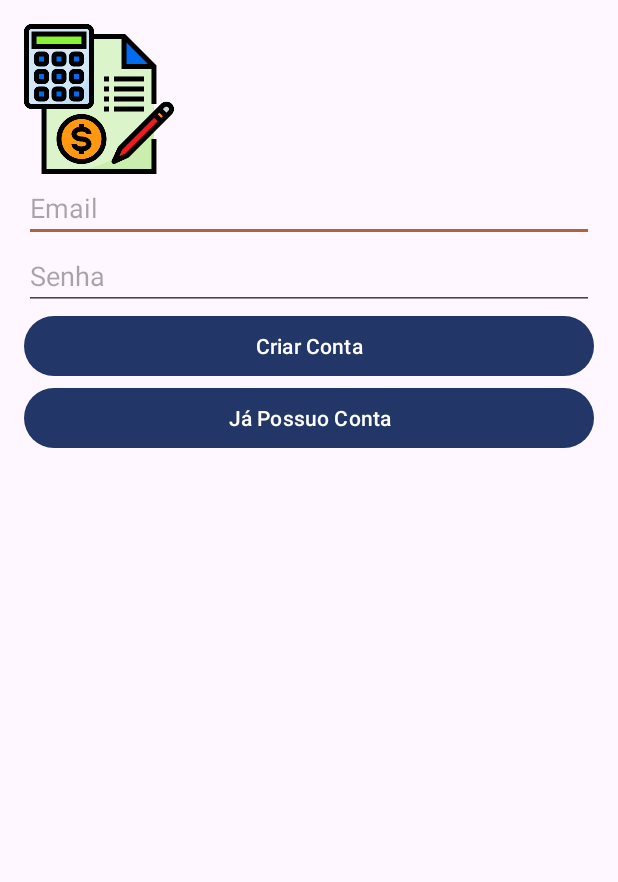
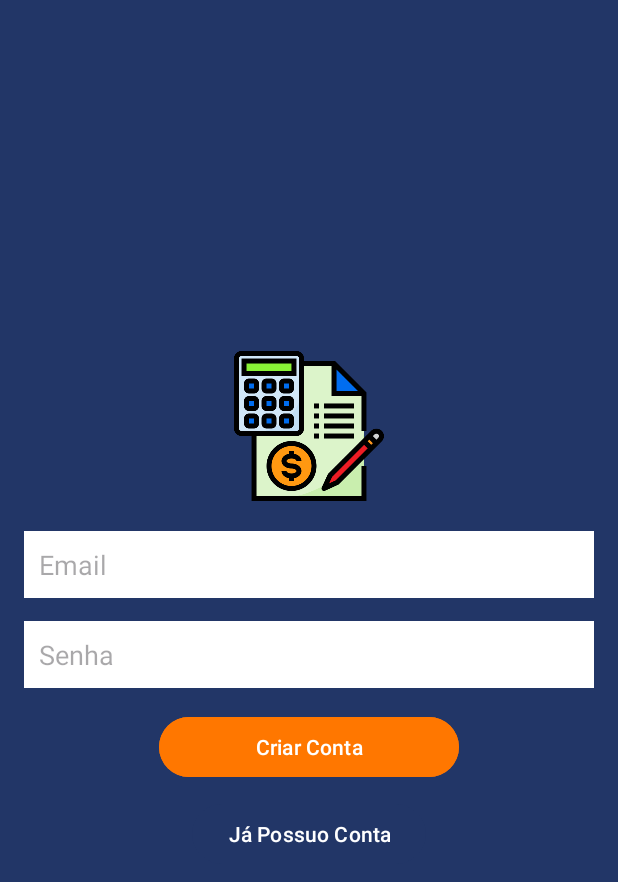
Before and after one commit to igBFranco/CheckListFolha, an Android app: the RegisterActivity screen opened directly, with no data from a screen before it, on a phone screen of 412 x 824 dp. Shown: the top 882 px of the screen. Run offline under Robolectric (Android 15) with nearby library versions, the phone set to English and light mode, and no system bars; our stand-ins replace Firebase (no records; nobody signed in at launch, a user with empty details on screens opened directly).

Commit message:
Login and Register Screen fixes

```diff
--- a/app/src/main/res/layout/activity_main.xml
+++ b/app/src/main/res/layout/activity_main.xml
@@ -34,7 +34,7 @@
                 android:id="@+id/btn_logout"
                 android:layout_width="wrap_content"
                 android:layout_height="wrap_content"
-                android:text="Logout"
+                android:text="Sair"
                 android:layout_gravity="end"
                 android:background="@android:color/transparent"
                 android:textColor="@color/white"/>
--- a/app/src/main/res/layout/activity_register.xml
+++ b/app/src/main/res/layout/activity_register.xml
@@ -4,6 +4,8 @@
     android:layout_height="match_parent"
     android:orientation="vertical"
     android:padding="16dp"
+    android:gravity="center"
+    android:background="@color/primaryColor"
     tools:context=".controller.RegisterActivity">
 
     <ImageView
@@ -11,30 +13,40 @@
         android:layout_width="100dp"
         android:layout_height="100dp"
         android:layout_centerInParent="true"
+        android:layout_marginBottom="20dp"
         android:src="@drawable/icon" />
 
     <EditText
         android:id="@+id/emailEditTextRegister"
         android:layout_width="match_parent"
         android:layout_height="wrap_content"
+        android:layout_marginBottom="15dp"
+        android:background="@color/white"
+        android:padding="10dp"
         android:hint="Email" />
 
     <EditText
         android:id="@+id/passwordEditTextRegister"
         android:layout_width="match_parent"
         android:layout_height="wrap_content"
+        android:layout_marginBottom="15dp"
+        android:background="@color/white"
+        android:padding="10dp"
         android:hint="Senha"
         android:inputType="textPassword" />
 
     <Button
         android:id="@+id/createButton"
-        android:layout_width="match_parent"
+        android:layout_width="200dp"
         android:layout_height="wrap_content"
+        android:backgroundTint="@color/secondaryColor"
+        android:layout_marginBottom="10dp"
         android:text="Criar Conta" />
 
     <Button
         android:id="@+id/loginActivityButton"
-        android:layout_width="match_parent"
+        android:layout_width="wrap_content"
         android:layout_height="wrap_content"
+        android:layout_marginBottom="10dp"
         android:text="Já Possuo Conta" />
 </LinearLayout>
--- a/app/src/main/res/values/colors.xml
+++ b/app/src/main/res/values/colors.xml
@@ -6,5 +6,5 @@
     <color name="blue">#000000FF</color>
     <color name="gray">#888888</color>
     <color name="primaryColor">#223667</color>
-    <color name="secondaryColor">#B0643B</color>
+    <color name="secondaryColor">#FF7700</color>
 </resources>
```
Also changed, not shown: app/src/main/res/layout/activity_login.xml (+17 -3 lines).
